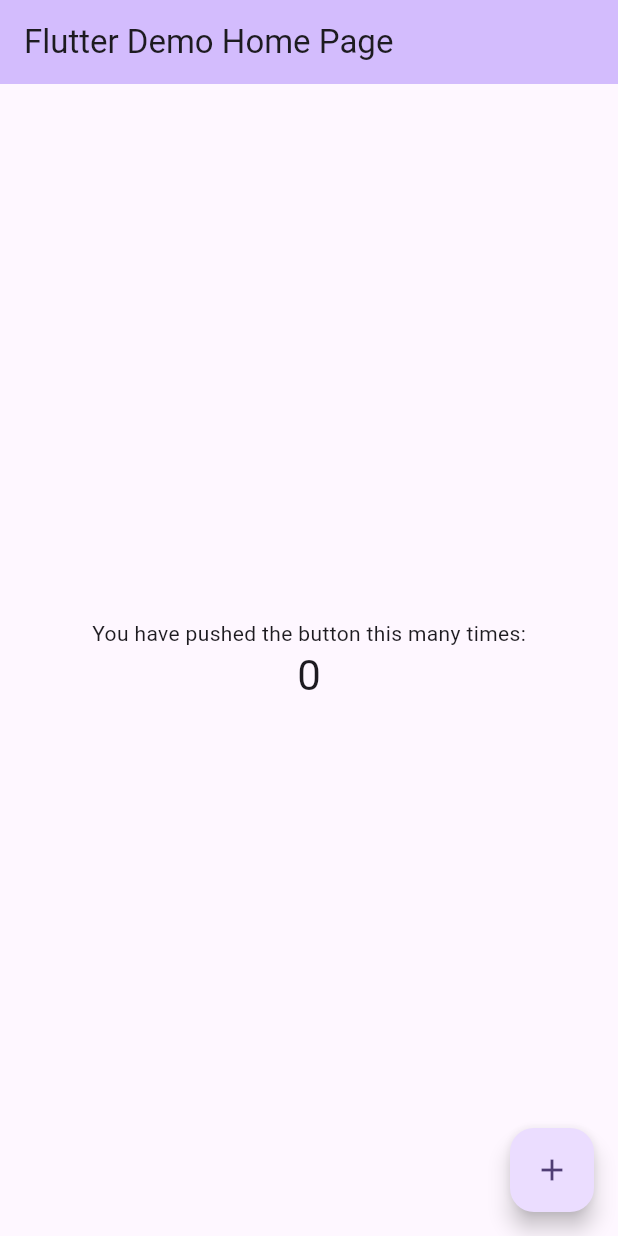
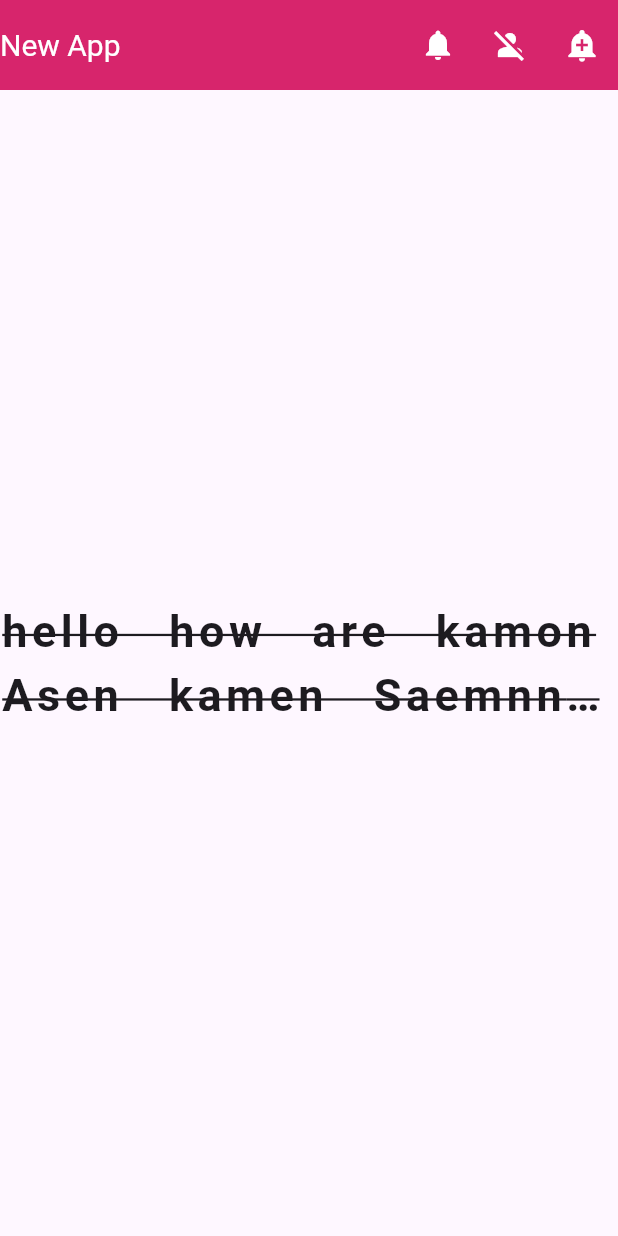
Before and after one commit to DvrHumaunkabir/dart1, a Flutter app: the screen it shows after launch, on a phone screen of 412 x 824 dp. Run offline on Flutter 3.47's test engine with Material 3 defaults, Android fonts, the phone set to English and light mode, and no system bars.

Commit message:
new Update

```diff
--- a/lib/main.dart
+++ b/lib/main.dart
@@ -1,122 +1,69 @@
+
 import 'package:flutter/material.dart';
 
-void main() {
+main (){
   runApp(const MyApp());
 }
 
-class MyApp extends StatelessWidget {
+class MyApp extends StatelessWidget{
   const MyApp({super.key});
 
-  // This widget is the root of your application.
-  @override
-  Widget build(BuildContext context) {
-    return MaterialApp(
-      title: 'Flutter Demo',
-      theme: ThemeData(
-        // This is the theme of your application.
-        //
-        // TRY THIS: Try running your application with "flutter run". You'll see
-        // the application has a purple toolbar. Then, without quitting the app,
-        // try changing the seedColor in the colorScheme below to Colors.green
-        // and then invoke "hot reload" (save your changes or press the "hot
-        // reload" button in a Flutter-supported IDE, or press "r" if you used
-        // the command line to start the app).
-        //
-        // Notice that the counter didn't reset back to zero; the application
-        // state is not lost during the reload. To reset the state, use hot
-        // restart instead.
-        //
-        // This works for code too, not just values: Most code changes can be
-        // tested with just a hot reload.
-        colorScheme: ColorScheme.fromSeed(seedColor: Colors.deepPurple),
-      ),
-      home: const MyHomePage(title: 'Flutter Demo Home Page'),
-    );
-  }
-}
 
-class MyHomePage extends StatefulWidget {
-  const MyHomePage({super.key, required this.title});
 
-  // This widget is the home page of your application. It is stateful, meaning
-  // that it has a State object (defined below) that contains fields that affect
-  // how it looks.
 
-  // This class is the configuration for the state. It holds the values (in this
-  // case the title) provided by the parent (in this case the App widget) and
-  // used by the build method of the State. Fields in a Widget subclass are
-  // always marked "final".
-
-  final String title;
-
-  @override
-  State<MyHomePage> createState() => _MyHomePageState();
-}
-
-class _MyHomePageState extends State<MyHomePage> {
-  int _counter = 0;
-
-  void _incrementCounter() {
-    setState(() {
-      // This call to setState tells the Flutter framework that something has
-      // changed in this State, which causes it to rerun the build method below
-      // so that the display can reflect the updated values. If we changed
-      // _counter without calling setState(), then the build method would not be
-      // called again, and so nothing would appear to happen.
-      _counter++;
-    });
-  }
 
   @override
   Widget build(BuildContext context) {
-    // This method is rerun every time setState is called, for instance as done
-    // by the _incrementCounter method above.
-    //
-    // The Flutter framework has been optimized to make rerunning build methods
-    // fast, so that you can just rebuild anything that needs updating rather
-    // than having to individually change instances of widgets.
+
+    return  MaterialApp(
+        theme: ThemeData(primarySwatch: Colors.green),
+        darkTheme: ThemeData(primarySwatch: Colors.amber),
+        color: Colors.blue,
+        debugShowCheckedModeBanner: false,
+        home: HomeActivity());
+
+  }
+
+}
+
+class HomeActivity extends StatelessWidget{
+  const HomeActivity({super.key});
+
+  MySnackBar(message,context){
+    ScaffoldMessenger.of(context).showSnackBar(SnackBar(content:Text(message)));
+  }
+
+
+  @override
+  Widget build(BuildContext context) {
+
+
     return Scaffold(
-      appBar: AppBar(
-        // TRY THIS: Try changing the color here to a specific color (to
-        // Colors.amber, perhaps?) and trigger a hot reload to see the AppBar
-        // change color while the other colors stay the same.
-        backgroundColor: Theme.of(context).colorScheme.inversePrimary,
-        // Here we take the value from the MyHomePage object that was created by
-        // the App.build method, and use it to set our appbar title.
-        title: Text(widget.title),
+
+      appBar: AppBar( title: Text("New App", style: TextStyle(color: Colors.white,fontSize: 20),),
+        titleSpacing: 0,
+        toolbarHeight: 60,
+        elevation: 100,
+        backgroundColor: Colors.pink,
+        actions: [
+
+          IconButton(onPressed: (){MySnackBar("Click", context);}, icon: Icon(Icons.notifications,color: Colors.white,)),
+          IconButton(onPressed: (){MySnackBar("Click", context);}, icon: Icon(Icons.person_off,color: Colors.white,)),
+          IconButton(onPressed: (){MySnackBar("Click", context);}, icon: Icon(Icons.add_alert,color: Colors.white,)),
+
+        ],
+
+
       ),
+
       body: Center(
-        // Center is a layout widget. It takes a single child and positions it
-        // in the middle of the parent.
-        child: Column(
-          // Column is also a layout widget. It takes a list of children and
-          // arranges them vertically. By default, it sizes itself to fit its
-          // children horizontally, and tries to be as tall as its parent.
-          //
-          // Column has various properties to control how it sizes itself and
-          // how it positions its children. Here we use mainAxisAlignment to
-          // center the children vertically; the main axis here is the vertical
-          // axis because Columns are vertical (the cross axis would be
-          // horizontal).
-          //
-          // TRY THIS: Invoke "debug painting" (choose the "Toggle Debug Paint"
-          // action in the IDE, or press "p" in the console), to see the
-          // wireframe for each widget.
-          mainAxisAlignment: MainAxisAlignment.center,
-          children: <Widget>[
-            const Text('You have pushed the button this many times:'),
-            Text(
-              '$_counter',
-              style: Theme.of(context).textTheme.headlineMedium,
-            ),
-          ],
-        ),
+        child: Text("hello how are kamon Asen kamen Saemnn fdjif fjhewfw"
+            " oeirwjewn  ewjiwe jweojew  ewhjwe ihwerwe ",textAlign: TextAlign.start,maxLines: 2,style: TextStyle(fontSize: 30,fontWeight: FontWeight.bold,decoration: TextDecoration.lineThrough,letterSpacing: 3,wordSpacing: 20,overflow: TextOverflow.ellipsis),),
       ),
-      floatingActionButton: FloatingActionButton(
-        onPressed: _incrementCounter,
-        tooltip: 'Increment',
-        child: const Icon(Icons.add),
-      ), // This trailing comma makes auto-formatting nicer for build methods.
+
+
     );
   }
+
+
 }
```
